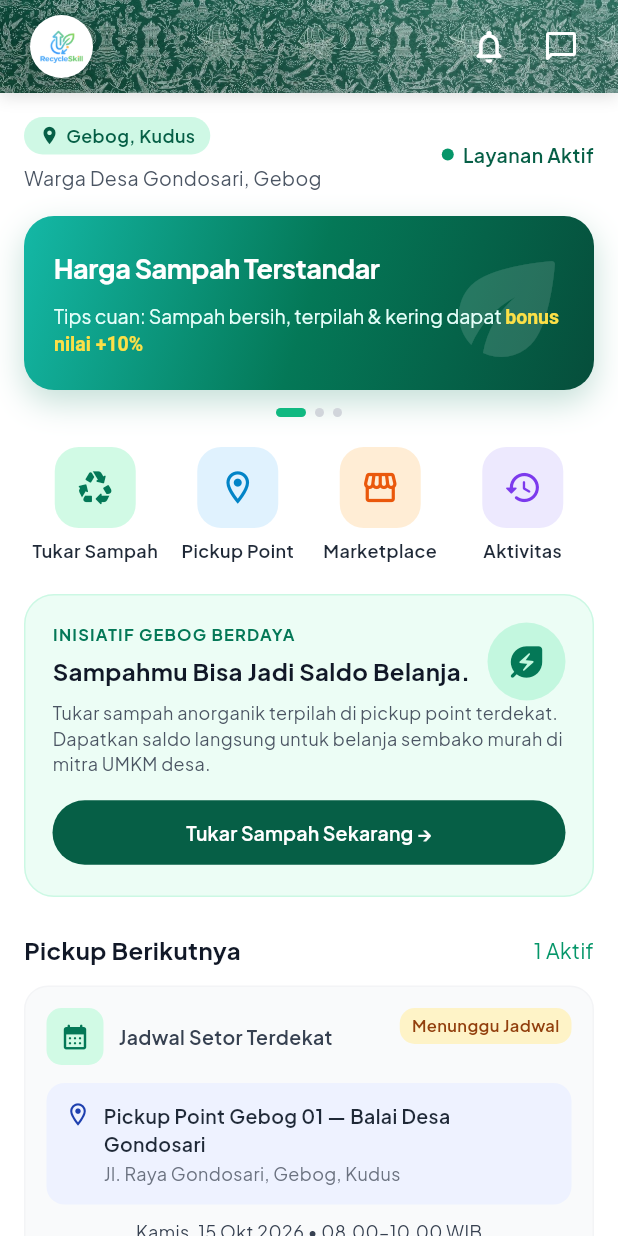
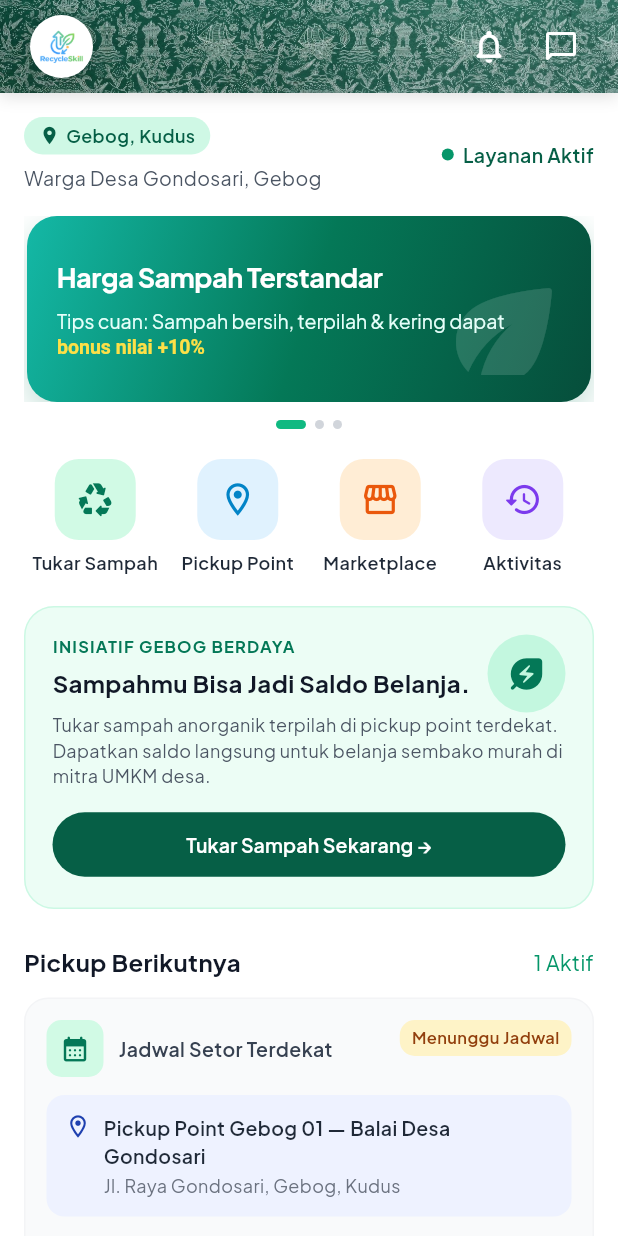
Before and after one commit to ManSoft24/RecycleSkill, a Flutter app: the HomePage screen opened directly, after a tap on "Tukar Sampah Sekarang →", on a phone screen of 412 x 824 dp. Run offline on Flutter 3.47's test engine with Material 3 defaults, Android fonts, the phone set to English and light mode, and no system bars; our stand-ins replace get.

Commit message:
feat(home): make HeroBanner auto-scrollable and swipeable with 3 items

```diff
--- a/lib/components/home_page/hero_banner.dart
+++ b/lib/components/home_page/hero_banner.dart
@@ -1,47 +1,152 @@
+import 'dart:async';
 import 'package:flutter/material.dart';
 
-class HeroBanner extends StatelessWidget {
+class HeroBannerData {
   final String title;
   final String descriptionPrefix;
   final String highlightText;
-  final int totalDots;
-  final int activeDotIndex;
+  final IconData backgroundIcon;
+  final List<Color> gradientColors;
   final VoidCallback? onTap;
+
+  const HeroBannerData({
+    required this.title,
+    required this.descriptionPrefix,
+    required this.highlightText,
+    this.backgroundIcon = Icons.eco_rounded,
+    this.gradientColors = const [
+      Color(0xFF14B8A6),
+      Color(0xFF047857),
+      Color(0xFF064E3B),
+    ],
+    this.onTap,
+  });
+}
+
+class HeroBanner extends StatefulWidget {
+  final List<HeroBannerData>? banners;
+  final Duration autoScrollDuration;
 
   const HeroBanner({
     super.key,
-    this.title = 'Harga Sampah Terstandar',
-    this.descriptionPrefix =
-        'Tips cuan: Sampah bersih, terpilah & kering dapat ',
-    this.highlightText = 'bonus nilai +10%',
-    this.totalDots = 3,
-    this.activeDotIndex = 0,
-    this.onTap,
+    this.banners,
+    this.autoScrollDuration = const Duration(seconds: 4),
   });
+
+  static const List<HeroBannerData> defaultBanners = [
+    HeroBannerData(
+      title: 'Harga Sampah Terstandar',
+      descriptionPrefix: 'Tips cuan: Sampah bersih, terpilah & kering dapat ',
+      highlightText: 'bonus nilai +10%',
+      backgroundIcon: Icons.eco_rounded,
+      gradientColors: [
+        Color(0xFF14B8A6),
+        Color(0xFF047857),
+        Color(0xFF064E3B),
+      ],
+    ),
+    HeroBannerData(
+      title: 'Jemput Sampah Gebog',
+      descriptionPrefix: 'Setor minimal 5 kg pilahan langsung dapat ',
+      highlightText: 'gratis ongkir pickup!',
+      backgroundIcon: Icons.local_shipping_rounded,
+      gradientColors: [
+        Color(0xFF0284C7),
+        Color(0xFF0F766E),
+        Color(0xFF064E3B),
+      ],
+    ),
+    HeroBannerData(
+      title: 'Tukar Saldo Belanja',
+      descriptionPrefix: 'Gunakan saldo sampahmu untuk belanja sembako murah ',
+      highlightText: 'diskon s/d 20%',
+      backgroundIcon: Icons.storefront_rounded,
+      gradientColors: [
+        Color(0xFF059669),
+        Color(0xFF166534),
+        Color(0xFF14532D),
+      ],
+    ),
+  ];
+
+  @override
+  State<HeroBanner> createState() => _HeroBannerState();
+}
+
+class _HeroBannerState extends State<HeroBanner> {
+  late final PageController _pageController;
+  Timer? _timer;
+  int _currentIndex = 0;
+
+  List<HeroBannerData> get _items =>
+      widget.banners ?? HeroBanner.defaultBanners;
+
+  @override
+  void initState() {
+    super.initState();
+    _pageController = PageController();
+    _startAutoPlay();
+  }
+
+  void _startAutoPlay() {
+    _timer?.cancel();
+    if (_items.length <= 1) return;
+    _timer = Timer.periodic(widget.autoScrollDuration, (timer) {
+      if (!mounted) return;
+      final nextIndex = (_currentIndex + 1) % _items.length;
+      _pageController.animateToPage(
+        nextIndex,
+        duration: const Duration(milliseconds: 450),
+        curve: Curves.easeInOutCubic,
+      );
+    });
+  }
+
+  @override
+  void dispose() {
+    _timer?.cancel();
+    _pageController.dispose();
+    super.dispose();
+  }
 
   @override
   Widget build(BuildContext context) {
+    final list = _items;
+
     return Column(
       children: [
-        GestureDetector(
-          onTap: onTap,
+        SizedBox(
+          height: 124,
+          child: PageView.builder(
+            controller: _pageController,
+            itemCount: list.length,
+            onPageChanged: (index) {
+              setState(() {
+                _currentIndex = index;
+              });
+            },
+            itemBuilder: (context, index) {
+              final item = list[index];
+              return Padding(
+                padding: const EdgeInsets.symmetric(horizontal: 2),
+                child: GestureDetector(
+                  onTap: item.onTap,
                   child: Container(
                     width: double.infinity,
-            padding: const EdgeInsets.symmetric(horizontal: 20, vertical: 22),
+                    padding: const EdgeInsets.symmetric(
+                      horizontal: 20,
+                      vertical: 18,
+                    ),
                     decoration: BoxDecoration(
                       borderRadius: BorderRadius.circular(20),
-              gradient: const LinearGradient(
+                      gradient: LinearGradient(
                         begin: Alignment.topLeft,
                         end: Alignment.bottomRight,
-                colors: [
-                  Color(0xFF14B8A6), // teal-500
-                  Color(0xFF047857), // emerald-700
-                  Color(0xFF064E3B), // emerald-900
-                ],
+                        colors: item.gradientColors,
                       ),
                       boxShadow: [
                         BoxShadow(
-                  color: const Color(0xFF047857).withAlpha(60),
+                          color: item.gradientColors[1].withAlpha(60),
                           blurRadius: 18,
                           offset: const Offset(0, 8),
                         ),
@@ -51,18 +156,21 @@ class HeroBanner extends StatelessWidget {
                       children: [
                         Positioned(
                           right: -10,
-                  bottom: -16,
+                          bottom: -22,
                           child: Icon(
-                    Icons.eco_rounded,
+                            item.backgroundIcon,
                             size: 96,
                             color: Colors.white.withAlpha(35),
                           ),
                         ),
                         Column(
                           crossAxisAlignment: CrossAxisAlignment.start,
+                          mainAxisAlignment: MainAxisAlignment.center,
                           children: [
                             Text(
-                      title,
+                              item.title,
+                              maxLines: 1,
+                              overflow: TextOverflow.ellipsis,
                               style: const TextStyle(
                                 fontFamily: 'Jakarta',
                                 fontSize: 18,
@@ -71,19 +179,21 @@ class HeroBanner extends StatelessWidget {
                                 letterSpacing: -0.3,
                               ),
                             ),
-                    const SizedBox(height: 8),
+                            const SizedBox(height: 6),
                             RichText(
+                              maxLines: 2,
+                              overflow: TextOverflow.ellipsis,
                               text: TextSpan(
                                 style: const TextStyle(
                                   fontFamily: 'Jakarta',
                                   fontSize: 13,
-                          height: 1.45,
+                                  height: 1.4,
                                   color: Color(0xFFE6FFFA),
                                 ),
                                 children: [
-                          TextSpan(text: descriptionPrefix),
+                                  TextSpan(text: item.descriptionPrefix),
                                   TextSpan(
-                            text: highlightText,
+                                    text: item.highlightText,
                                     style: const TextStyle(
                                       fontWeight: FontWeight.w700,
                                       color: Color(0xFFFDE047),
@@ -98,12 +208,24 @@ class HeroBanner extends StatelessWidget {
                     ),
                   ),
                 ),
+              );
+            },
+          ),
+        ),
         const SizedBox(height: 12),
         Row(
           mainAxisAlignment: MainAxisAlignment.center,
-          children: List.generate(totalDots, (index) {
-            final bool isActive = index == activeDotIndex;
-            return AnimatedContainer(
+          children: List.generate(list.length, (index) {
+            final bool isActive = index == _currentIndex;
+            return GestureDetector(
+              onTap: () {
+                _pageController.animateToPage(
+                  index,
+                  duration: const Duration(milliseconds: 300),
+                  curve: Curves.easeInOut,
+                );
+              },
+              child: AnimatedContainer(
                 duration: const Duration(milliseconds: 200),
                 margin: const EdgeInsets.symmetric(horizontal: 3),
                 width: isActive ? 20 : 6,
@@ -114,6 +236,7 @@ class HeroBanner extends StatelessWidget {
                       ? const Color(0xFF10B981)
                       : const Color(0xFFD1D5DB),
                 ),
+              ),
             );
           }),
         ),
```
Lines whose indentation alone changed are shown as unchanged.
